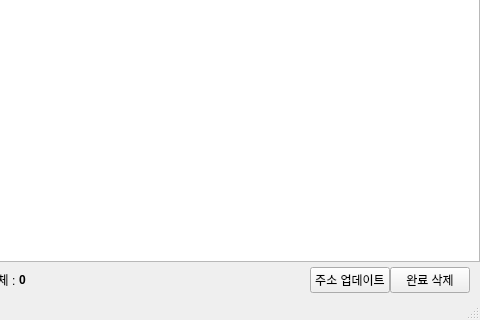
The window that src/ui/MainWindow.ui (gyuha/wolf-catcher) describes before a commit, drawn with Qt 5; both pictures show x 102 to 582 and y 313 to 633 of the 582 by 633 pixel window.
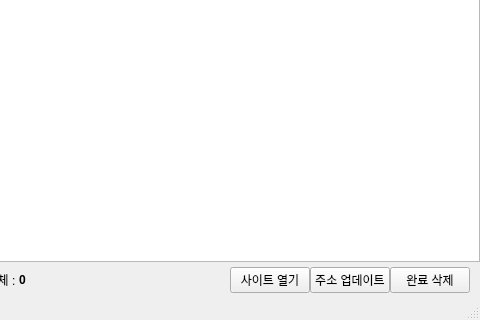
The same window after the commit.

Patch:
```diff
--- a/src/ui/MainWindow.ui
+++ b/src/ui/MainWindow.ui
@@ -107,6 +107,13 @@
         </property>
        </spacer>
       </item>
+      <item>
+       <widget class="QPushButton" name="site_open_button">
+        <property name="text">
+         <string>사이트 열기</string>
+        </property>
+       </widget>
+      </item>
       <item>
        <widget class="QPushButton" name="getButton">
         <property name="text">
```
